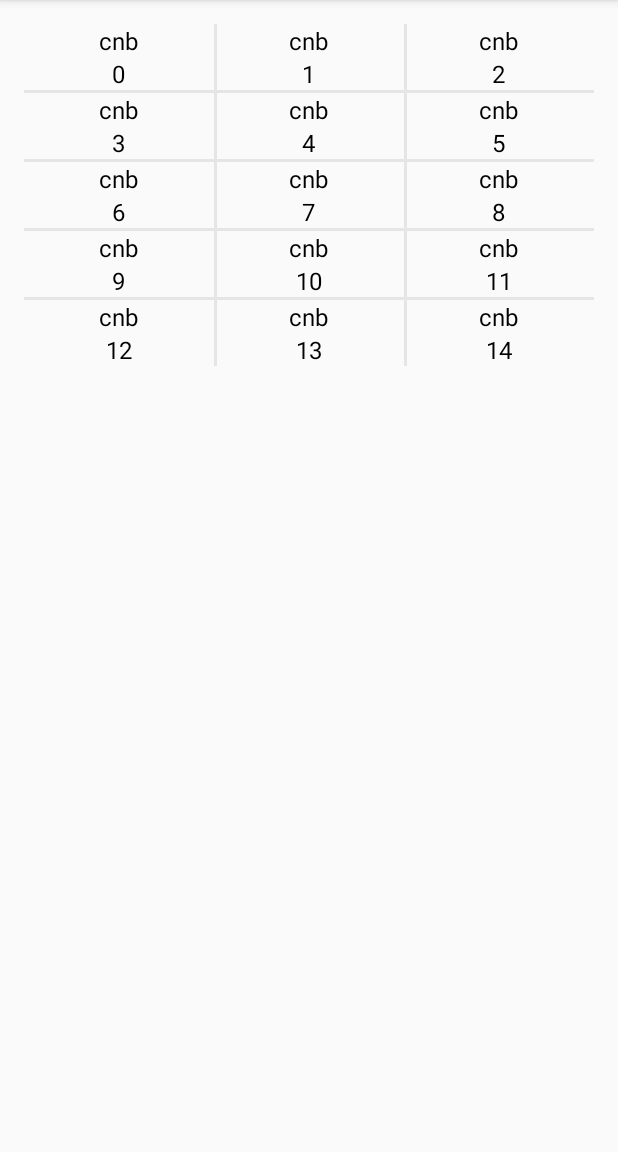
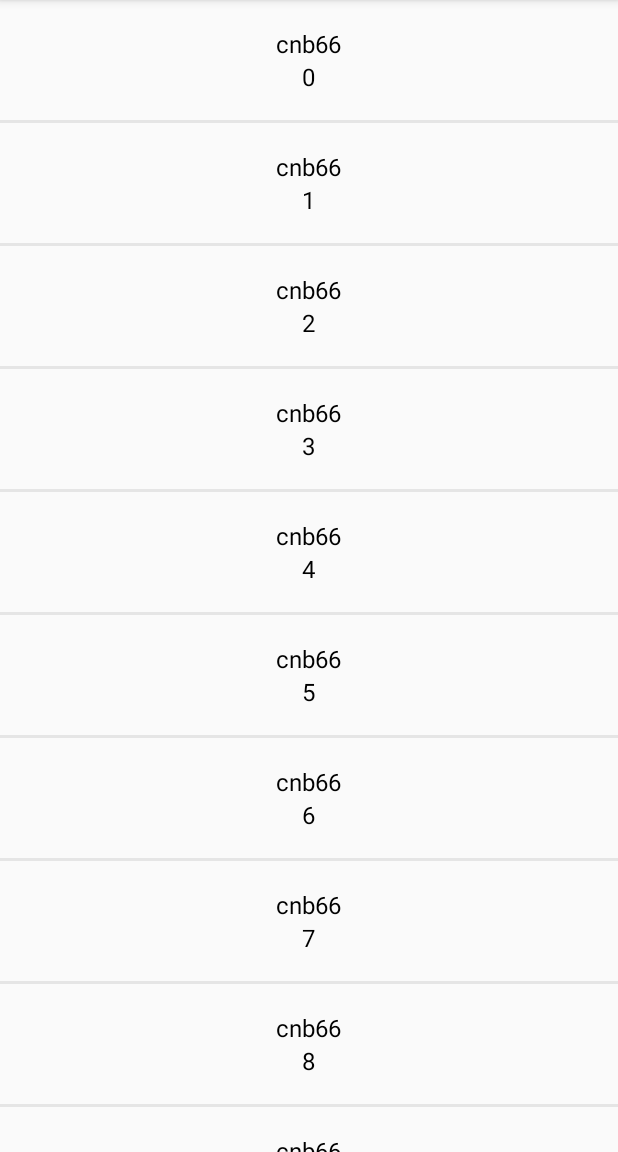
Before and after one commit to jiqilove/MyTestApp, an Android app: the PullActivity screen opened directly, with no data from a screen before it, on a phone screen of 412 x 824 dp, the part 84-1236 px from its top. Run offline under Robolectric (Android 15) with nearby library versions, the phone set to English and light mode, and no system bars.

Commit message:
1、分割线 2、添加刷新更多的数据

```diff
--- a/myTestModule/src/main/java/com/example/mytestmodule/mybase/divider/MyDivider.java
+++ b/myTestModule/src/main/java/com/example/mytestmodule/mybase/divider/MyDivider.java
@@ -23,6 +23,7 @@ public class MyDivider extends RecyclerView.ItemDecoration {
     private RecyclerView recyclerView;
 
 
+    //====默认颜色和默认分割线 color e5e5e5  分割线高度3px
     public MyDivider(Context context, RecyclerView recyclerView) {
         dividerPaint = new Paint();
         dividerPaint.setColor(context.getResources().getColor(R.color.gary_e5e5e5));
@@ -40,6 +41,7 @@ public class MyDivider extends RecyclerView.ItemDecoration {
         span = getSpanCount(recyclerView);
     }
 
+    // ====自定义颜色和分割线颜色====
     public MyDivider(Context context, int color, int dividerHeightOfDp, RecyclerView recyclerView) {
         dividerPaint = new Paint();
         dividerPaint.setColor(color);
@@ -62,17 +64,6 @@ public class MyDivider extends RecyclerView.ItemDecoration {
     public void getItemOffsets(Rect outRect, View view, RecyclerView parent, RecyclerView.State state) {
         super.getItemOffsets(outRect, view, parent, state);
         outRect.bottom = dividerHeight;
-
-//        if (isLastRow(parent.getChildLayoutPosition(view)))// 如果是最后一行，则不需要绘制底部
-//        {
-//            outRect.set(0, 0, 0, 0);
-//        }
-//
-//        if (isLastColum(parent.getChildLayoutPosition(view)))// 如果是最后一列，则不需要绘制右边
-//        {
-//            outRect.set(0, 0, 0, 0);
-//        }
-
     }
 
     @Override
@@ -87,7 +78,7 @@ public class MyDivider extends RecyclerView.ItemDecoration {
     private void drawVertical(Canvas c, RecyclerView parent) {
         int childCount = parent.getChildCount();
         for (int i = 0; i < childCount - 1; i++) {
-            if ((i + 1) % span == 0) { //如果是最后一列，直接下一个子view
+            if ((i + 1) % span == 0) { //如果是最后一列，直接下一个子view·
                 continue;
             }
             View view = parent.getChildAt(i);
@@ -102,15 +93,12 @@ public class MyDivider extends RecyclerView.ItemDecoration {
 
     //水平线条
     private void drawHorizontal(Canvas c, RecyclerView parent) {
-
         int childCount = parent.getChildCount();
-
         int unDrawCount = 1; //不需要绘制的子 view
         if (drawGrid) {
             unDrawCount = span;
         }
         for (int i = 0; i < childCount - unDrawCount; i++) {
-
             View view = parent.getChildAt(i);
             int left = view.getLeft();
             int right = view.getRight();
@@ -151,7 +139,6 @@ public class MyDivider extends RecyclerView.ItemDecoration {
             }
         }
         return false;
-
     }
 
 }
--- a/myTestModule/src/main/java/com/example/mytestmodule/mybase/recyclerView/BaseViewHolder.java
+++ b/myTestModule/src/main/java/com/example/mytestmodule/mybase/recyclerView/BaseViewHolder.java
@@ -4,28 +4,52 @@ import android.support.annotation.NonNull;
 import android.support.v7.widget.RecyclerView;
 import android.util.SparseArray;
 import android.view.View;
+import android.widget.Button;
+import android.widget.TextView;
 
-public class BaseViewHolder  extends RecyclerView.ViewHolder{
+public class BaseViewHolder extends RecyclerView.ViewHolder {
 
     private SparseArray<View> views;
 
     public BaseViewHolder(@NonNull View itemView) {
         super(itemView);
-        this.views =new SparseArray<>();
+        this.views = new SparseArray<>();
     }
 
-    public  <T extends View> T getView(int viewId){
-        View view =views.get(viewId);
-        if (view ==null){
-            view =itemView.findViewById(viewId);
-            views.put(viewId,view);
+    public <T extends View> T getView(int viewId) {
+        View view = views.get(viewId);
+        if (view == null) {
+            view = itemView.findViewById(viewId);
+            views.put(viewId, view);
         }
-        return  (T)view;
+        return (T) view;
+    }
+
+    public <T extends View> T setText(int viewId, String string) {
+        View view = getView(viewId);
+        if (view instanceof TextView) {
+            ((TextView) view).setText(string);
+            return (T) view;
+        }
+        return (T) view;
+    }
+
+    public <T extends View> T setOnClickListener(int viewId, View.OnClickListener onClickListener) {
+        View view = getView(viewId);
+        view.setOnClickListener(onClickListener);
+        return (T) view;
+    }
+
+      public <T extends View> T setOnLongClickListener(int viewId, View.OnLongClickListener onLongClickListener) {
+        View view = getView(viewId);
+        view.setOnLongClickListener(onLongClickListener);
+        return (T) view;
     }
 
 
-    public  View getRootView(){
-        return  itemView;
+
+    public View getRootView() {
+        return itemView;
     }
 
 }
--- a/myTestModule/src/main/java/com/example/mytestmodule/mybase/recyclerView/BaseRecyclerView.java
+++ b/myTestModule/src/main/java/com/example/mytestmodule/mybase/recyclerView/RecyclerViewHelper.java
@@ -4,25 +4,27 @@ import android.content.Context;
 import android.support.v7.widget.GridLayoutManager;
 import android.support.v7.widget.LinearLayoutManager;
 import android.support.v7.widget.RecyclerView;
+import android.util.Log;
 import android.widget.LinearLayout;
 
 import com.example.mytestmodule.mybase.divider.MyDivider;
 
+import java.util.ArrayList;
 import java.util.List;
 
-public abstract class BaseRecyclerView<T> {
-
+public abstract class RecyclerViewHelper<T> {
+    private static final String TAG = "RecyclerViewHelper";
     private Context context;
     private RecyclerView recyclerView;
     private BaseRecycleViewAdapter<T> adapter;
     private List<T> datas;
 
 
-    public BaseRecyclerView(Context context, RecyclerView recyclerView, int layout) {
+    public RecyclerViewHelper(Context context, RecyclerView recyclerView, int layout) {
         this.context = context;
         this.recyclerView = recyclerView;
-
-        adapter = new BaseRecycleViewAdapter<T>(context, setDatas(datas), layout) {
+        datas = setDatas();
+        adapter = new BaseRecycleViewAdapter<T>(context, datas, layout) {
             @Override
             protected void bindData(BaseViewHolder baseViewHolder, T date, int position) {
                 onBindView(baseViewHolder, date, position);
@@ -32,20 +34,24 @@ public abstract class BaseRecyclerView<T> {
 
     }
 
+    public abstract List<T> setDatas();
 
-    public abstract List<T> setDatas(List<T> datas) ;
+    public void setLoadMoreData(List<T> datas) {
+        this.datas.addAll(0,datas);
+        Log.e(TAG, "setData: " + datas.size());
+        adapter.notifyDataSetChanged();
+    }
 
 
     //======recyclerView的 配置方法==========
 
     /**
-     *
-     * @param isHorizontal true:横向布局  false：垂直布局
+     * @param isHorizontal          true:横向布局  false：垂直布局
      * @param canScrollHorizontally 是否能左右滑动
-     * @param canScrollVertically 是否能上下滑动
+     * @param canScrollVertically   是否能上下滑动
      */
-    public void setLinearLayoutManager( boolean isHorizontal,final boolean canScrollHorizontally , final boolean canScrollVertically ) {
-        LinearLayoutManager mLinearLayoutManager = new LinearLayoutManager(context){
+    public void setLinearLayoutManager(boolean isHorizontal, final boolean canScrollHorizontally, final boolean canScrollVertically) {
+        LinearLayoutManager mLinearLayoutManager = new LinearLayoutManager(context) {
             @Override
             public boolean canScrollHorizontally() {
                 return canScrollHorizontally;
@@ -57,9 +63,9 @@ public abstract class BaseRecyclerView<T> {
             }
         };
 
-        if (isHorizontal){
+        if (isHorizontal) {
             mLinearLayoutManager.setOrientation(LinearLayout.HORIZONTAL);
-        }else {
+        } else {
             mLinearLayoutManager.setOrientation(LinearLayout.VERTICAL);
         }
         recyclerView.setLayoutManager(mLinearLayoutManager);
@@ -78,10 +84,9 @@ public abstract class BaseRecyclerView<T> {
 
 
     //添加分割线 默认方法 可以用过getRecyclerview。addItemDecoration 自定义
-    public void addItemDecoration(){
-        recyclerView.addItemDecoration(new MyDivider(context,recyclerView,true));
+    public void addItemDecoration() {
+        recyclerView.addItemDecoration(new MyDivider(context, recyclerView, true));
     }
-
 
 
     public RecyclerView getRecyclerView() {
--- a/myTestModule/src/main/java/com/example/mytestmodule/pull_to_refresh/PullActivity.java
+++ b/myTestModule/src/main/java/com/example/mytestmodule/pull_to_refresh/PullActivity.java
@@ -1,19 +1,18 @@
 package com.example.mytestmodule.pull_to_refresh;
 
+import android.annotation.SuppressLint;
 import android.content.Context;
 import android.os.Bundle;
-import android.os.ParcelUuid;
+import android.support.v4.widget.SwipeRefreshLayout;
 import android.support.v7.app.AppCompatActivity;
-import android.support.v7.widget.LinearLayoutManager;
 import android.support.v7.widget.RecyclerView;
 import android.util.Log;
 import android.view.View;
-import android.widget.LinearLayout;
-import android.widget.TextView;
 
 import com.example.mytestmodule.R;
-import com.example.mytestmodule.mybase.recyclerView.BaseRecyclerView;
+import com.example.mytestmodule.mybase.recyclerView.RecyclerViewHelper;
 import com.example.mytestmodule.mybase.recyclerView.BaseViewHolder;
+import com.example.mytestmodule.pull_to_refresh.bean.UserBean;
 
 import java.util.ArrayList;
 import java.util.List;
@@ -24,16 +23,22 @@ public class PullActivity extends AppCompatActivity {
     private List<UserBean> datas;
     private RecyclerView recyclerView;
     private Context mContext = PullActivity.this;
-    private UserAdapter mAdapter;
+    private SwipeRefreshLayout refreshLayout;
+    RecyclerViewHelper recyclerViewHelper;
+    @SuppressLint("ResourceAsColor")
     @Override
     protected void onCreate(Bundle savedInstanceState) {
         super.onCreate(savedInstanceState);
         setContentView(R.layout.activity_pull);
         recyclerView = (RecyclerView) findViewById(R.id.recyclerView);
+        refreshLayout = findViewById(R.id.swipeRefreshLayout);
 
-        BaseRecyclerView baseRecyclerView= new BaseRecyclerView<UserBean>(PullActivity.this, recyclerView, R.layout.item_user) {
+
+
+         recyclerViewHelper = new RecyclerViewHelper<UserBean>(PullActivity.this, recyclerView, R.layout.item_user) {
+
              @Override
-            public List<UserBean> setDatas(List<UserBean> datas) {
+             public List<UserBean> setDatas() {
                  datas = new ArrayList<>();
                  for (int i = 0; i < 15; i++) {
                      datas.add(new UserBean("cnb", "" + i));
@@ -43,45 +48,50 @@ public class PullActivity extends AppCompatActivity {
 
              @Override
             public void onBindView(BaseViewHolder myViewHolder, UserBean data, final int i) {
-                TextView tv_name = (TextView) myViewHolder.getView(R.id.tv_name);
-                TextView tv_age = (TextView) myViewHolder.getView(R.id.tv_age);
-                LinearLayout linearLayout =myViewHolder.getView(R.id.ll_all);
-                linearLayout.setOnClickListener(new View.OnClickListener() {
+
+                myViewHolder.setText(R.id.tv_age, data.getAge());
+                myViewHolder.setText(R.id.tv_name, data.getName() + "66");
+                myViewHolder.setOnClickListener(R.id.ll_all, new View.OnClickListener() {
                     @Override
                     public void onClick(View v) {
-                        Log.e("cnb","==="+i);
+                        Log.e("cnb", "===" + i);
                     }
                 });
 
-                tv_age.setText(data.getAge());
-                tv_name.setText(data.getName());
             }
         };
 
 
-//        baseRecyclerView.setLinearLayoutManager(false,false,true);
-        baseRecyclerView.setGridViewLayoutManager(3,true);
-        baseRecyclerView.addItemDecoration();
+        recyclerViewHelper.setLinearLayoutManager(false, false, true);
+//        recyclerViewHelper.setGridViewLayoutManager(3, true);
+        recyclerViewHelper.addItemDecoration();
 
 
 
-        initView();
+        refreshLayout.setColorSchemeColors(R.color.yellow_FFEB3B, R.color.colorAccent, R.color.colorPrimaryDark);
+
+
+        refreshLayout.setOnRefreshListener(new SwipeRefreshLayout.OnRefreshListener() {
+            @Override
+            public void onRefresh() {
+//                refreshLayout.setRefreshing(true);/
+                refreshLayout.postDelayed(new Runnable() {
+                    @Override
+                    public void run() {
+                        List<UserBean>  dd = new ArrayList<>();
+                        for (int i = 0; i < 15; i++) {
+                            dd.add(new UserBean("xmz", "" + i));
+                        }
+                        recyclerViewHelper.setLoadMoreData(dd);
+                        Log.e("cnb", "run: 刷新");
+                        refreshLayout.setRefreshing(false);
+                    }
+                }, 1200);
+            }
+        });
+        refreshLayout.setRefreshing(false);
+
     }
 
 
-    private void initData() {
-
 }
-    private void initView() {
-//        initData();
-//        LinearLayoutManager mLinearLayoutManager = new LinearLayoutManager(mContext);
-//        mLinearLayoutManager.setOrientation(LinearLayoutManager.VERTICAL);
-//        recyclerView.setLayoutManager(mLinearLayoutManager);
-
-//        mAdapter = new UserAdapter(mContext, datas, R.layout.item_user);
-
-//        mUserSimpleRecycleAdapter = new UserSimpleRecycleAdapter(mContext, datas);
-//        recyclerView.setAdapter(mAdapter);
-
-    }
-}
--- a/myTestModule/src/main/java/com/example/mytestmodule/pull_to_refresh/UserAdapter.java
+++ /dev/null
@@ -1,34 +0,0 @@
-package com.example.mytestmodule.pull_to_refresh;
-
-import android.content.Context;
-import android.widget.TextView;
-
-
-import com.example.mytestmodule.R;
-import com.example.mytestmodule.mybase.recyclerView.BaseRecycleViewAdapter;
-import com.example.mytestmodule.mybase.recyclerView.BaseViewHolder;
-
-import java.util.List;
-
-public class UserAdapter extends BaseRecycleViewAdapter<UserBean> {
-
-
-    public UserAdapter(Context context, List<UserBean> date, int layoutId) {
-        super(context, date, layoutId);
-    }
-
-    @Override
-    protected void bindData(BaseViewHolder holder, UserBean date, int position) {
-////        LinearLayout ll_all = (LinearLayout) holder.getView(R.id.ll_all);
-        TextView tv_name = (TextView) holder.getView(R.id.tv_name);
-        TextView tv_age = (TextView) holder.getView(R.id.tv_age);
-
-        tv_age.setText(date.getAge());
-        tv_name.setText(date.getName());
-//    }
-    }
-
-
-
-
-}
--- a/myTestModule/src/main/java/com/example/mytestmodule/pull_to_refresh/UserBean.java
+++ b/myTestModule/src/main/java/com/example/mytestmodule/pull_to_refresh/bean/UserBean.java
@@ -1,4 +1,4 @@
-package com.example.mytestmodule.pull_to_refresh;
+package com.example.mytestmodule.pull_to_refresh.bean;
 
 public class UserBean {
     public UserBean(String name, String age) {
--- a/myTestModule/src/main/res/layout/activity_pull.xml
+++ b/myTestModule/src/main/res/layout/activity_pull.xml
@@ -1,15 +1,22 @@
 <?xml version="1.0" encoding="utf-8"?>
-<android.support.constraint.ConstraintLayout xmlns:android="http://schemas.android.com/apk/res/android"
+<LinearLayout xmlns:android="http://schemas.android.com/apk/res/android"
     xmlns:app="http://schemas.android.com/apk/res-auto"
     xmlns:tools="http://schemas.android.com/tools"
     android:layout_width="match_parent"
     android:layout_height="match_parent"
-    android:padding="16dp"
+    android:orientation="vertical"
     tools:context=".pull_to_refresh.PullActivity">
 
+    <android.support.v4.widget.SwipeRefreshLayout
+        android:id="@+id/swipeRefreshLayout"
+        android:layout_width="match_parent"
+        android:layout_height="match_parent">
 
-    <android.support.v7.widget.RecyclerView
-        android:id="@+id/recyclerView"
-        android:layout_width="match_parent"
-        android:layout_height="match_parent"></android.support.v7.widget.RecyclerView>
-</android.support.constraint.ConstraintLayout>
+        <android.support.v7.widget.RecyclerView
+            android:id="@+id/recyclerView"
+            android:layout_width="match_parent"
+            android:layout_height="match_parent" />
+    </android.support.v4.widget.SwipeRefreshLayout>
+
+
+</LinearLayout>
--- a/myTestModule/src/main/res/layout/item_user.xml
+++ b/myTestModule/src/main/res/layout/item_user.xml
@@ -2,7 +2,7 @@
 <LinearLayout xmlns:android="http://schemas.android.com/apk/res/android"
     xmlns:tools="http://schemas.android.com/tools"
     android:layout_width="match_parent"
-    android:layout_height="wrap_content"
+    android:layout_height="80dp"
     android:id="@+id/ll_all"
     android:gravity="center"
 
--- a/myTestModule/src/main/res/values/colors.xml
+++ b/myTestModule/src/main/res/values/colors.xml
@@ -5,5 +5,6 @@
     <color name="colorAccent">#D81B60</color>
     <color name="gary_e5e5e5">#e5e5e5</color>
     <color name="gary_f8f8f8">#f8f8f8</color>
+    <color name="yellow_FFEB3B">#FFEB3B</color>
 
 </resources>
```
Also changed, not shown: myTestModule/src/main/java/com/example/mytestmodule/mybase/recyclerView/BaseRecycleViewAdapter.java (+0 -9 lines). Lines whose indentation alone changed are shown as unchanged.
